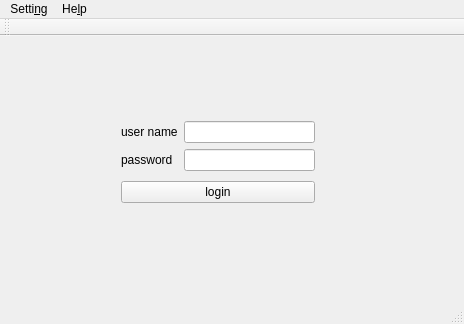
LiuzhouChan/database-Project-with-QT, file sourcecode/mainwindow.ui: the form before one commit.
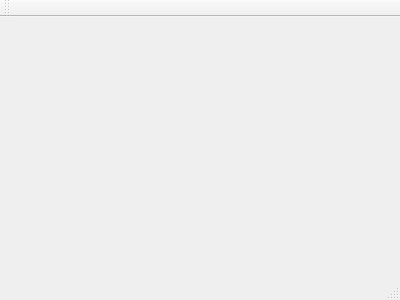
The form after the commit.

What changed in the file:
```diff
--- a/sourcecode/mainwindow.ui
+++ b/sourcecode/mainwindow.ui
@@ -1,135 +1,25 @@
 <?xml version="1.0" encoding="UTF-8"?>
 <ui version="4.0">
  <class>MainWindow</class>
- <widget class="QMainWindow" name="MainWindow">
-  <property name="geometry">
+ <widget class="QMainWindow" name="MainWindow" >
+  <property name="geometry" >
    <rect>
     <x>0</x>
     <y>0</y>
-    <width>464</width>
-    <height>324</height>
+    <width>400</width>
+    <height>300</height>
    </rect>
   </property>
   <property name="windowTitle">
    <string>Library system</string>
   </property>
-  <widget class="QWidget" name="centralWidget">
-   <widget class="QWidget" name="">
-    <property name="geometry">
-     <rect>
-      <x>110</x>
-      <y>70</y>
-      <width>216</width>
-      <height>112</height>
-     </rect>
-    </property>
-    <layout class="QVBoxLayout" name="verticalLayout_3">
-     <item>
-      <layout class="QHBoxLayout" name="horizontalLayout">
-       <item>
-        <layout class="QVBoxLayout" name="verticalLayout_2">
-         <item>
-          <widget class="QLabel" name="label_2">
-           <property name="text">
-            <string>user name</string>
-           </property>
-          </widget>
-         </item>
-         <item>
-          <widget class="QLabel" name="label_3">
-           <property name="text">
-            <string>password</string>
-           </property>
-          </widget>
-         </item>
-        </layout>
-       </item>
-       <item>
-        <layout class="QVBoxLayout" name="verticalLayout">
-         <item>
-          <widget class="QLineEdit" name="lineEdit_2"/>
-         </item>
-         <item>
-          <widget class="QLineEdit" name="lineEdit_3">
-           <property name="enabled">
-            <bool>true</bool>
-           </property>
-           <property name="echoMode">
-            <enum>QLineEdit::Password</enum>
-           </property>
-          </widget>
-         </item>
-        </layout>
-       </item>
-      </layout>
-     </item>
-     <item>
-      <layout class="QHBoxLayout" name="horizontalLayout_2">
-       <item>
-        <widget class="QPushButton" name="loginButton">
-         <property name="text">
-          <string>login</string>
-         </property>
-        </widget>
-       </item>
-      </layout>
-     </item>
-    </layout>
-   </widget>
-  </widget>
-  <widget class="QMenuBar" name="menuBar">
-   <property name="geometry">
-    <rect>
-     <x>0</x>
-     <y>0</y>
-     <width>464</width>
-     <height>28</height>
-    </rect>
-   </property>
-   <widget class="QMenu" name="menuSet">
-    <property name="title">
-     <string>Setti&amp;ng</string>
-    </property>
-    <addaction name="actionSQL_server_IP"/>
-   </widget>
-   <widget class="QMenu" name="menuHelp">
-    <property name="title">
-     <string>He&amp;lp</string>
-    </property>
-    <addaction name="actionDonate"/>
-    <addaction name="separator"/>
-    <addaction name="actionAbout_QT"/>
-    <addaction name="separator"/>
-   </widget>
-   <addaction name="menuSet"/>
-   <addaction name="menuHelp"/>
-  </widget>
-  <widget class="QToolBar" name="mainToolBar">
-   <attribute name="toolBarArea">
-    <enum>TopToolBarArea</enum>
-   </attribute>
-   <attribute name="toolBarBreak">
-    <bool>false</bool>
-   </attribute>
-  </widget>
-  <widget class="QStatusBar" name="statusBar"/>
-  <action name="actionSQL_server_IP">
-   <property name="text">
-    <string>SQL server/IP</string>
-   </property>
-  </action>
-  <action name="actionDonate">
-   <property name="text">
-    <string>Donate</string>
-   </property>
-  </action>
-  <action name="actionAbout_QT">
-   <property name="text">
-    <string>About QT</string>
-   </property>
-  </action>
+  <widget class="QMenuBar" name="menuBar" />
+  <widget class="QToolBar" name="mainToolBar" />
+  <widget class="QWidget" name="centralWidget" />
+  <widget class="QStatusBar" name="statusBar" />
  </widget>
- <layoutdefault spacing="6" margin="11"/>
+ <layoutDefault spacing="6" margin="11" />
+ <pixmapfunction></pixmapfunction>
  <resources/>
  <connections/>
 </ui>
```
Left out of the diff: 5 changed lines with no effect on the pictures.
